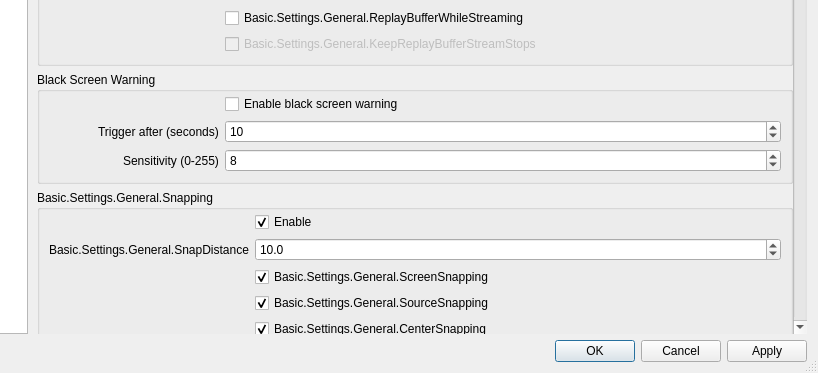
This is frontend/forms/OBSBasicSettings.ui in SaidTorres3/obs-studio as Qt 5 draws it before an edit; both pictures show x 163 to 981 and y 357 to 730 of the 981 by 730 pixel window. The edited form follows.
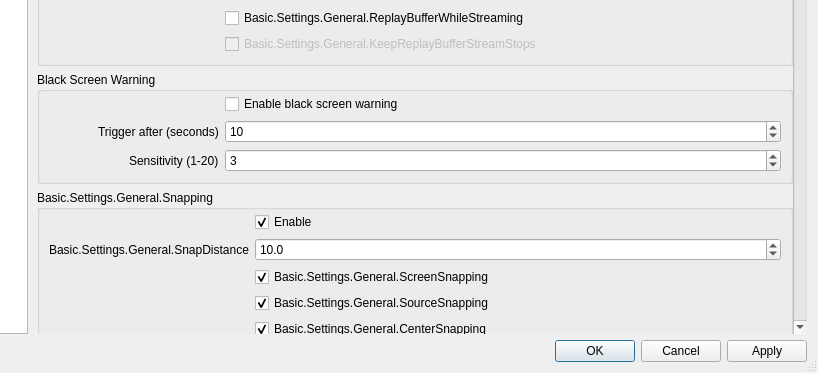
This is the edited form. Icons and pictures are not drawn. Custom widgets are drawn as their Qt base class.

```diff
--- a/frontend/forms/OBSBasicSettings.ui
+++ b/frontend/forms/OBSBasicSettings.ui
@@ -491,7 +491,7 @@
                    <item row="2" column="0">
                     <widget class="QLabel" name="blackScreenThresholdLabel">
                      <property name="text">
-                      <string>Sensitivity (0-255)</string>
+                        <string>Sensitivity (1-20)</string>
                      </property>
                      <property name="buddy">
                       <cstring>blackScreenThreshold</cstring>
@@ -501,13 +501,13 @@
                    <item row="2" column="1">
                     <widget class="QSpinBox" name="blackScreenThreshold">
                      <property name="minimum">
-                      <number>0</number>
+                        <number>1</number>
                      </property>
                      <property name="maximum">
-                      <number>255</number>
+                        <number>20</number>
                      </property>
                      <property name="value">
-                      <number>8</number>
+                        <number>3</number>
                      </property>
                     </widget>
                    </item>
```
